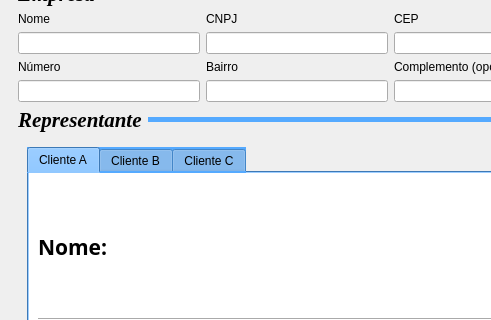
Sl3nc/CPS_Auto, file code/src/ui/window_cps.ui: the form before one commit; both pictures show x 0 to 491 and y 110 to 430 of the 781 by 608 pixel window.
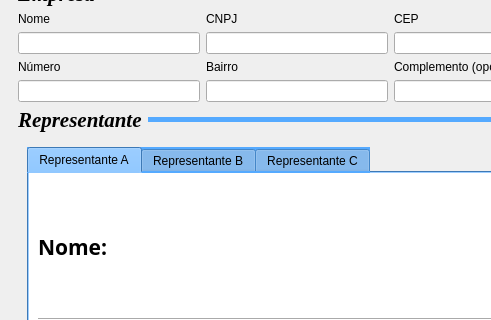
The form after the commit. The open tabs and pages were chosen to show the change. Icons and pictures are not drawn.

Commit message: absorve_preenche

Patch:
```diff
--- a/code/src/ui/window_cps.ui
+++ b/code/src/ui/window_cps.ui
@@ -688,7 +688,7 @@
                 <string notr="true">background-color: white;</string>
                </property>
                <attribute name="title">
-                <string>Cliente A</string>
+                <string>Representante A</string>
                </attribute>
                <layout class="QGridLayout" name="gridLayout_2">
                 <item row="0" column="0">
@@ -808,7 +808,7 @@
                 <string notr="true">background-color: white;</string>
                </property>
                <attribute name="title">
-                <string>Cliente B</string>
+                <string>Representante B</string>
                </attribute>
                <layout class="QGridLayout" name="gridLayout_4">
                 <item row="0" column="1" colspan="2">
@@ -928,7 +928,7 @@
                 <string notr="true">background-color: white;</string>
                </property>
                <attribute name="title">
-                <string>Cliente C</string>
+                <string>Representante C</string>
                </attribute>
                <layout class="QGridLayout" name="gridLayout_5">
                 <item row="0" column="0">
```
Left out of the diff: 2 changed lines with no effect on the pictures. The commit also changes 1 other file.
